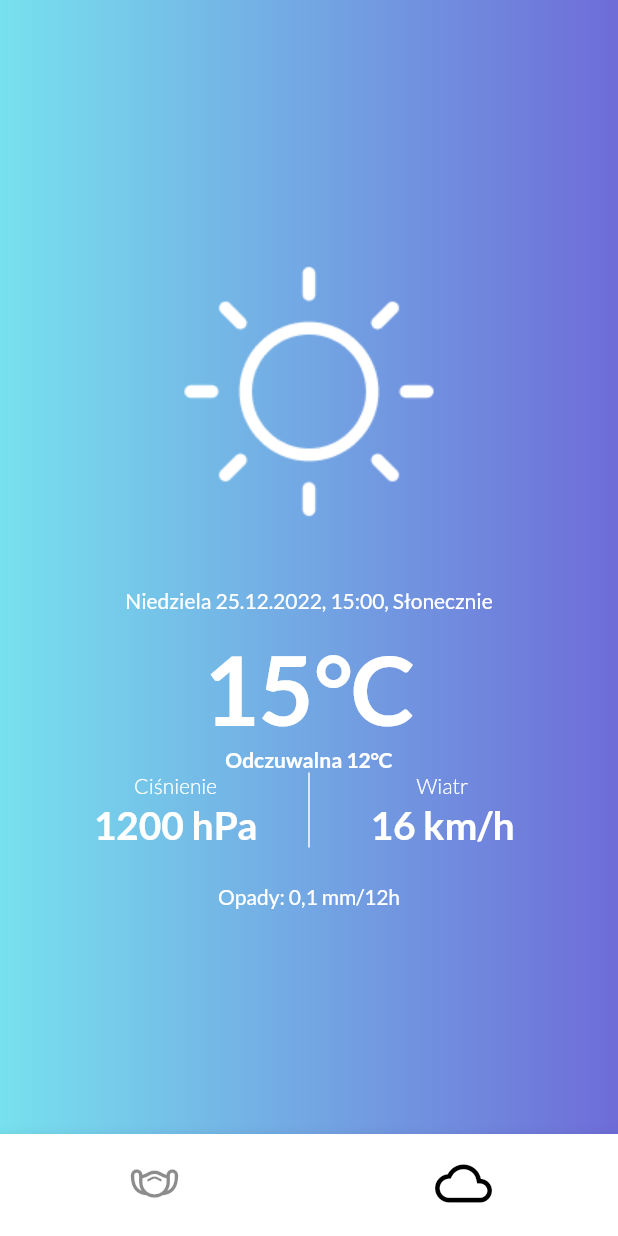
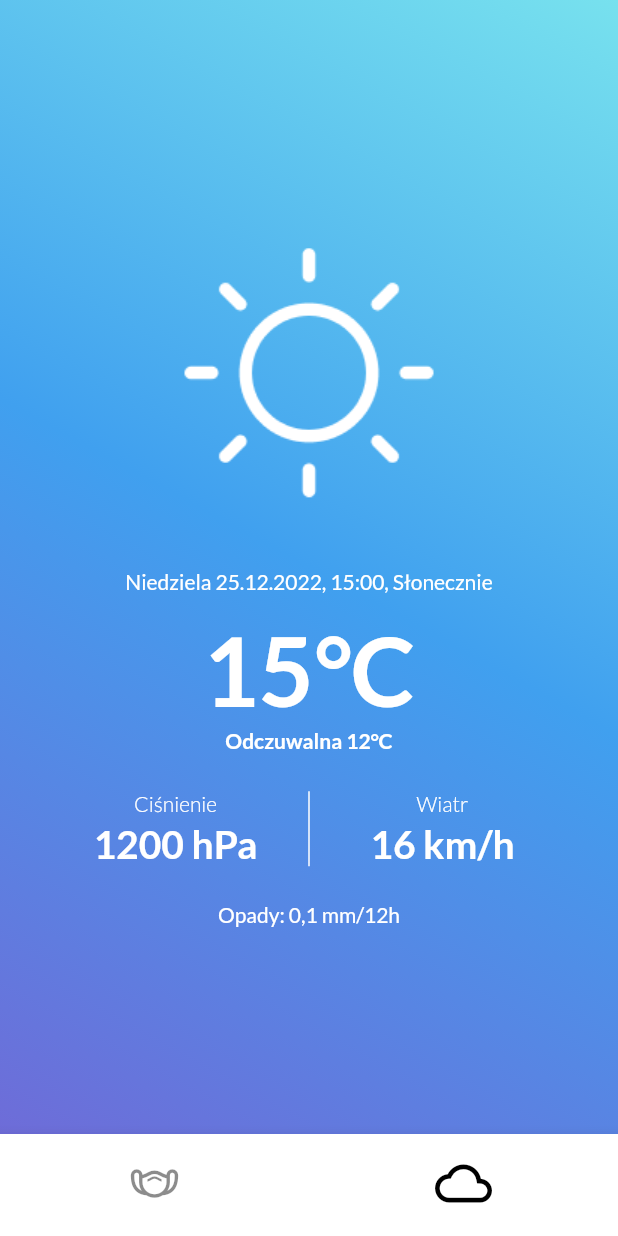
Before and after one commit to Mateusz-Roman/weather-app, a Flutter app: the screen it shows after launch, on a phone screen of 412 x 824 dp. Run offline on Flutter 3.47's test engine with Material 2 defaults, Android fonts, the light colour scheme and no system bars; our stand-ins replace google_fonts.

Commit message:
Text styling and screen colors

```diff
--- a/lib/WeatherScreen.dart
+++ b/lib/WeatherScreen.dart
@@ -19,9 +19,13 @@ class _WeatherScreenState extends State<WeatherScreen> {
           decoration: BoxDecoration(
               color: new Color(0xffffffff),
               gradient: LinearGradient(
-                begin: Alignment.centerRight,
-                end: Alignment.centerLeft,
-                colors: [new Color(0xff6e6cd8), new Color(0xff77e1ee)],
+                begin: Alignment.bottomLeft,
+                end: Alignment.topRight,
+                colors: [
+                  new Color(0xff6E6CD8),
+                  new Color(0xff40A0EF),
+                  new Color(0xff77E1EE)
+                ],
               )),
         ),
         Align(
@@ -60,6 +64,7 @@ class _WeatherScreenState extends State<WeatherScreen> {
                           color: Colors.white,
                           fontWeight: FontWeight.w700)),
                 ),
+                Padding(padding: EdgeInsets.only(top: 25.0)),
                 IntrinsicHeight(
                     child: Row(
                   mainAxisAlignment: MainAxisAlignment.center,
```
